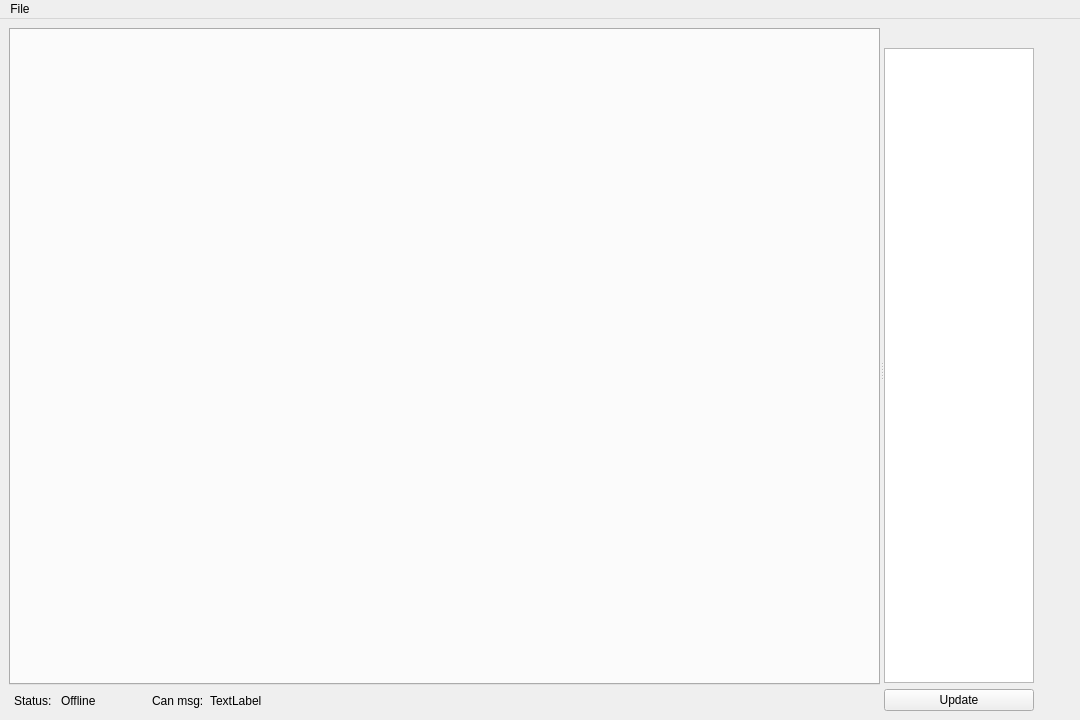
The window that CanReader/GUI/MainWindow.ui (GKPr0/Formula-Student-Telemetry) describes before a commit, drawn with Qt 5.
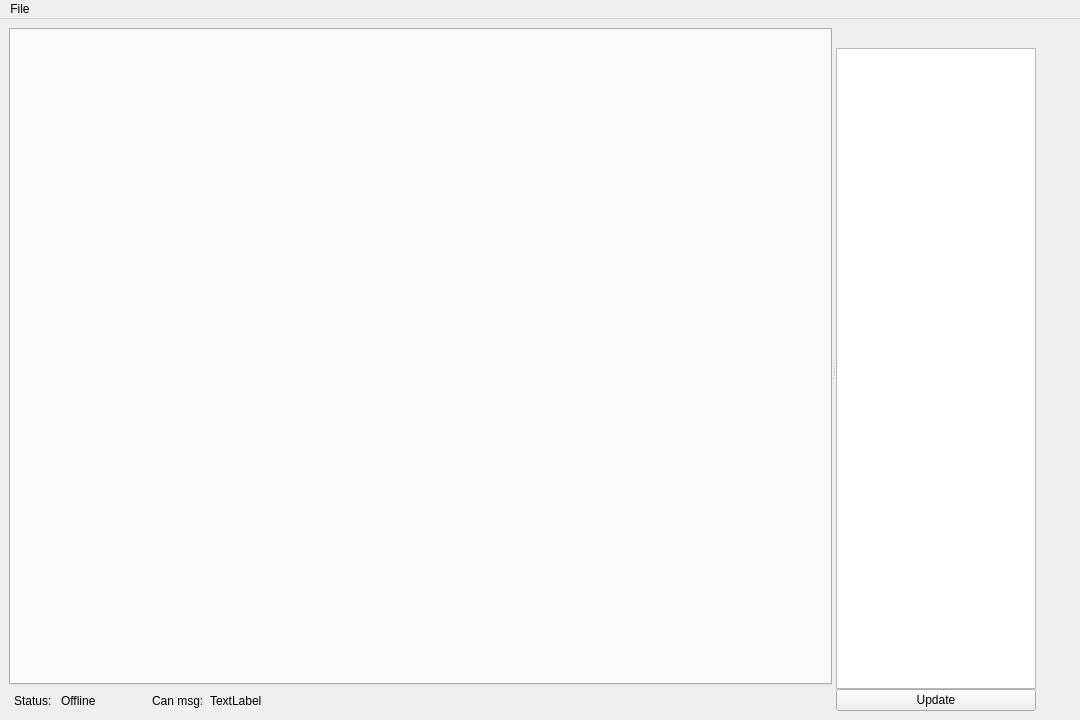
The same window after the commit.

Commit message: MainWindow modified for new tabs

What changed in the file:
```diff
--- a/CanReader/GUI/MainWindow.ui
+++ b/CanReader/GUI/MainWindow.ui
@@ -148,13 +148,16 @@
       </widget>
       <widget class="QWidget" name="verticalLayoutWidget_2">
        <layout class="QVBoxLayout" name="verticalLayout_2">
+        <property name="spacing">
+         <number>0</number>
+        </property>
         <item>
          <spacer name="verticalSpacer">
           <property name="orientation">
            <enum>Qt::Vertical</enum>
           </property>
           <property name="sizeType">
-           <enum>QSizePolicy::Fixed</enum>
+           <enum>QSizePolicy::Minimum</enum>
           </property>
           <property name="sizeHint" stdset="0">
            <size>
@@ -168,7 +171,7 @@
          <widget class="QListWidget" name="variable_list_widget">
           <property name="maximumSize">
            <size>
-            <width>150</width>
+            <width>200</width>
             <height>16777215</height>
            </size>
           </property>
@@ -184,7 +187,7 @@
           </property>
           <property name="maximumSize">
            <size>
-            <width>150</width>
+            <width>200</width>
             <height>16777215</height>
            </size>
           </property>
```
The commit also changes 1 other file.
